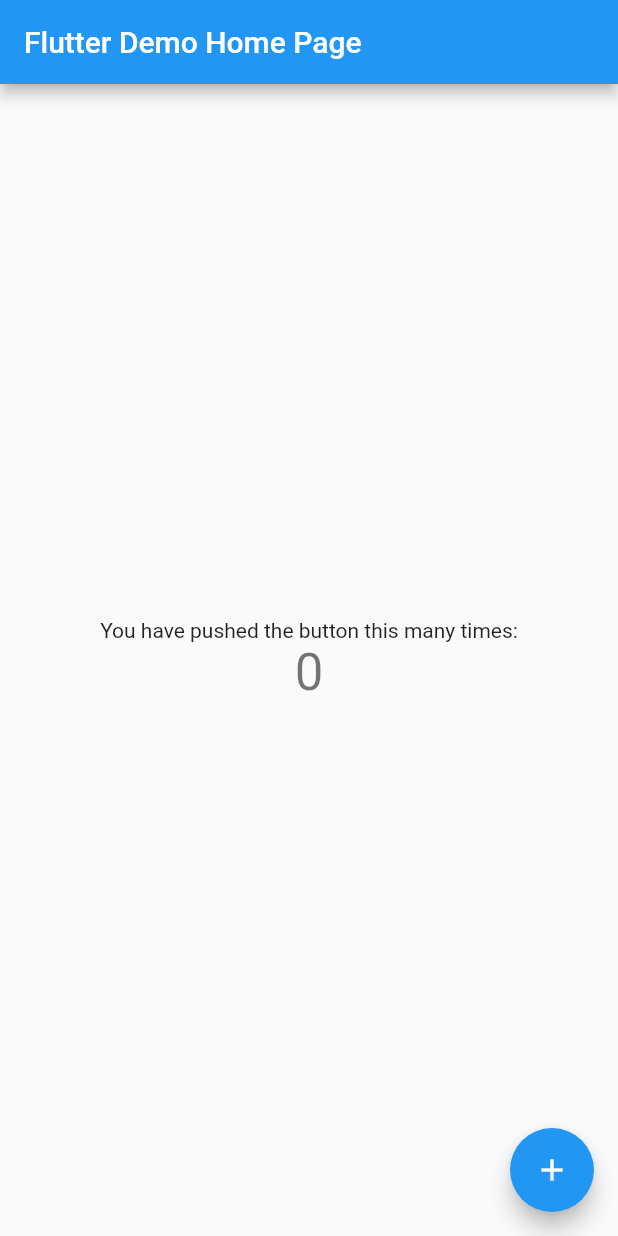
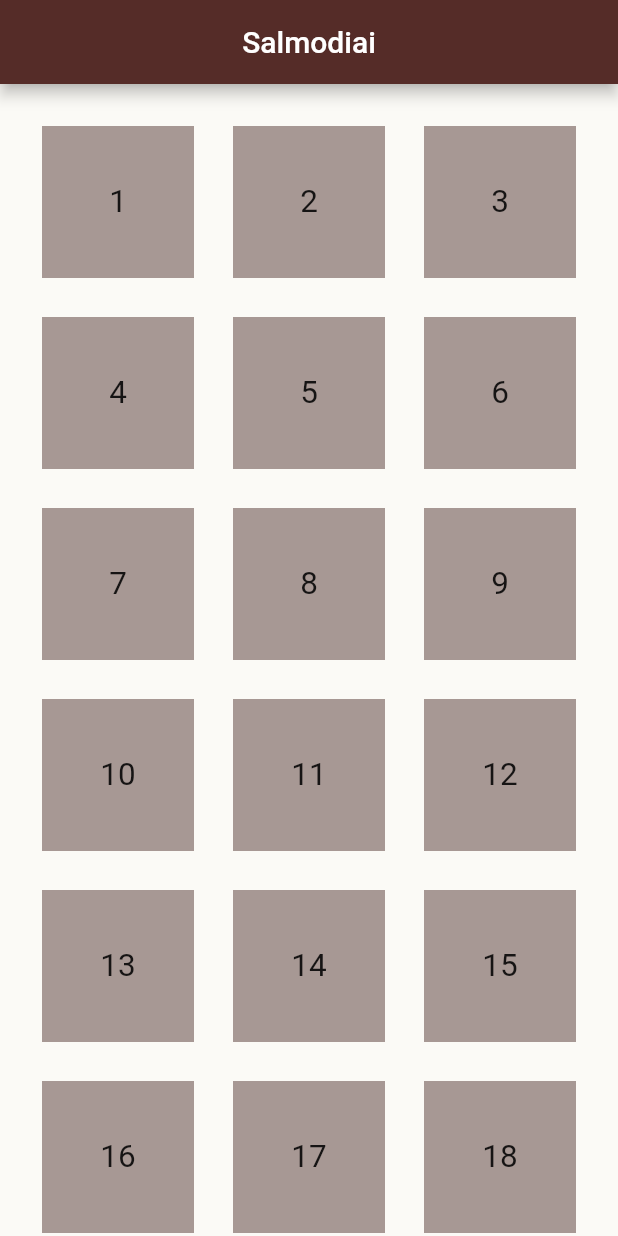
Before and after one commit to uiansol/psalmody, a Flutter app: the screen it shows after launch, on a phone screen of 412 x 824 dp. Run offline on Flutter 3.47's test engine with Material 2 defaults, Android fonts, the phone set to English and light mode, and no system bars.

Commit message:
Start screem with grid list of psalms

```diff
--- /dev/null
+++ b/lib/home.dart
@@ -0,0 +1,27 @@
+import 'package:flutter/material.dart';
+
+import 'package:psalmody/widgets/psalm.dart';
+
+class Home extends StatelessWidget {
+  @override
+  Widget build(BuildContext context) {
+    var psalmNumbers = new List<int>.generate(150, (i) => i + 1);
+
+    return Scaffold(
+      appBar: AppBar(
+        title: Center(
+          child: const Text('Salmodiai'),
+        ),
+      ),
+      body: Center(
+        child: GridView.count(
+          padding: const EdgeInsets.all(20),
+          crossAxisSpacing: 10,
+          mainAxisSpacing: 10,
+          crossAxisCount: 3,
+          children: psalmNumbers.map((number) => PsalmItem(number)).toList(),
+        ),
+      ),
+    );
+  }
+}
--- a/lib/main.dart
+++ b/lib/main.dart
@@ -1,111 +1,33 @@
 import 'package:flutter/material.dart';
+
+import 'package:psalmody/home.dart';
 
 void main() => runApp(MyApp());
 
 class MyApp extends StatelessWidget {
-  // This widget is the root of your application.
+  Map<int, Color> colorPrimary = {
+    50: Color.fromRGBO(85, 44, 40, .1),
+    100: Color.fromRGBO(85, 44, 40, .2),
+    200: Color.fromRGBO(85, 44, 40, .3),
+    300: Color.fromRGBO(85, 44, 40, .4),
+    400: Color.fromRGBO(85, 44, 40, .5),
+    500: Color.fromRGBO(85, 44, 40, .6),
+    600: Color.fromRGBO(85, 44, 40, .7),
+    700: Color.fromRGBO(85, 44, 40, .8),
+    800: Color.fromRGBO(85, 44, 40, .9),
+    900: Color.fromRGBO(85, 44, 40, 1),
+  };
+
   @override
   Widget build(BuildContext context) {
     return MaterialApp(
-      title: 'Flutter Demo',
+      title: 'Salmodiai',
       theme: ThemeData(
-        // This is the theme of your application.
-        //
-        // Try running your application with "flutter run". You'll see the
-        // application has a blue toolbar. Then, without quitting the app, try
-        // changing the primarySwatch below to Colors.green and then invoke
-        // "hot reload" (press "r" in the console where you ran "flutter run",
-        // or simply save your changes to "hot reload" in a Flutter IDE).
-        // Notice that the counter didn't reset back to zero; the application
-        // is not restarted.
-        primarySwatch: Colors.blue,
+        primaryColor: Color.fromRGBO(85, 44, 40, 1),
+        accentColor: Color.fromRGBO(167, 152, 148, 1),
+        canvasColor: Color.fromRGBO(251, 250, 246, 1),
       ),
-      home: MyHomePage(title: 'Flutter Demo Home Page'),
+      home: Home(),
     );
   }
 }
-
-class MyHomePage extends StatefulWidget {
-  MyHomePage({Key key, this.title}) : super(key: key);
-
-  // This widget is the home page of your application. It is stateful, meaning
-  // that it has a State object (defined below) that contains fields that affect
-  // how it looks.
-
-  // This class is the configuration for the state. It holds the values (in this
-  // case the title) provided by the parent (in this case the App widget) and
-  // used by the build method of the State. Fields in a Widget subclass are
-  // always marked "final".
-
-  final String title;
-
-  @override
-  _MyHomePageState createState() => _MyHomePageState();
-}
-
-class _MyHomePageState extends State<MyHomePage> {
-  int _counter = 0;
-
-  void _incrementCounter() {
-    setState(() {
-      // This call to setState tells the Flutter framework that something has
-      // changed in this State, which causes it to rerun the build method below
-      // so that the display can reflect the updated values. If we changed
-      // _counter without calling setState(), then the build method would not be
-      // called again, and so nothing would appear to happen.
-      _counter++;
-    });
-  }
-
-  @override
-  Widget build(BuildContext context) {
-    // This method is rerun every time setState is called, for instance as done
-    // by the _incrementCounter method above.
-    //
-    // The Flutter framework has been optimized to make rerunning build methods
-    // fast, so that you can just rebuild anything that needs updating rather
-    // than having to individually change instances of widgets.
-    return Scaffold(
-      appBar: AppBar(
-        // Here we take the value from the MyHomePage object that was created by
-        // the App.build method, and use it to set our appbar title.
-        title: Text(widget.title),
-      ),
-      body: Center(
-        // Center is a layout widget. It takes a single child and positions it
-        // in the middle of the parent.
-        child: Column(
-          // Column is also a layout widget. It takes a list of children and
-          // arranges them vertically. By default, it sizes itself to fit its
-          // children horizontally, and tries to be as tall as its parent.
-          //
-          // Invoke "debug painting" (press "p" in the console, choose the
-          // "Toggle Debug Paint" action from the Flutter Inspector in Android
-          // Studio, or the "Toggle Debug Paint" command in Visual Studio Code)
-          // to see the wireframe for each widget.
-          //
-          // Column has various properties to control how it sizes itself and
-          // how it positions its children. Here we use mainAxisAlignment to
-          // center the children vertically; the main axis here is the vertical
-          // axis because Columns are vertical (the cross axis would be
-          // horizontal).
-          mainAxisAlignment: MainAxisAlignment.center,
-          children: <Widget>[
-            Text(
-              'You have pushed the button this many times:',
-            ),
-            Text(
-              '$_counter',
-              style: Theme.of(context).textTheme.display1,
-            ),
-          ],
-        ),
-      ),
-      floatingActionButton: FloatingActionButton(
-        onPressed: _incrementCounter,
-        tooltip: 'Increment',
-        child: Icon(Icons.add),
-      ), // This trailing comma makes auto-formatting nicer for build methods.
-    );
-  }
-}
--- /dev/null
+++ b/lib/widgets/psalm.dart
@@ -0,0 +1,31 @@
+import 'package:flutter/material.dart';
+
+class PsalmItem extends StatelessWidget {
+  final int id;
+
+  PsalmItem(this.id);
+
+  void selectPsalm(BuildContext context) {}
+
+  @override
+  Widget build(BuildContext context) {
+    return InkWell(
+      onTap: () => selectPsalm(context),
+      splashColor: Theme.of(context).primaryColor,
+      borderRadius: BorderRadius.circular(15),
+      child: Container(
+        padding: const EdgeInsets.all(8),
+        child: Container(
+          padding: const EdgeInsets.all(8),
+          child: Center(
+            child: Text(
+              id.toString(),
+              style: DefaultTextStyle.of(context).style.apply(fontSizeFactor: 1.5),
+            ),
+          ),
+          color: Theme.of(context).accentColor,
+        ),
+      ),
+    );
+  }
+}
```
